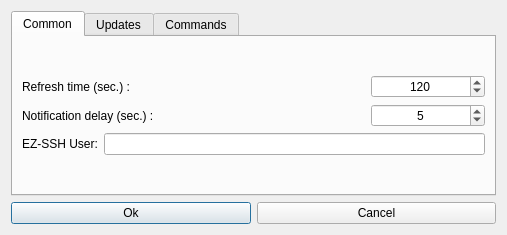
Qt form hub/forms/DlgSettings.ui (subutai-io/control-center) before a commit.
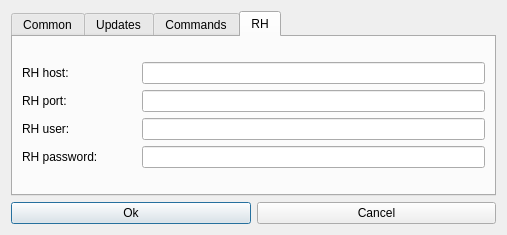
The same form after that commit. Icons and pictures are not drawn.

```diff
--- a/hub/forms/DlgSettings.ui
+++ b/hub/forms/DlgSettings.ui
@@ -44,7 +44,7 @@
      <item row="0" column="0">
       <widget class="QTabWidget" name="tabWidget">
        <property name="currentIndex">
-        <number>0</number>
+        <number>3</number>
        </property>
        <widget class="QWidget" name="tab_common">
         <attribute name="title">
@@ -255,6 +255,61 @@
          </item>
         </layout>
        </widget>
+       <widget class="QWidget" name="tab_rh_ip">
+        <attribute name="title">
+         <string>RH</string>
+        </attribute>
+        <layout class="QVBoxLayout" name="verticalLayout_5">
+         <item>
+          <layout class="QGridLayout" name="gridLayout_8" columnstretch="1,3">
+           <item row="0" column="0">
+            <widget class="QLabel" name="lbl_rhip_host">
+             <property name="text">
+              <string>RH host:</string>
+             </property>
+            </widget>
+           </item>
+           <item row="0" column="1">
+            <widget class="QLineEdit" name="le_rhip_host"/>
+           </item>
+           <item row="1" column="1">
+            <widget class="QLineEdit" name="le_rhip_port"/>
+           </item>
+           <item row="2" column="0">
+            <widget class="QLabel" name="lbl_rhip_user">
+             <property name="text">
+              <string>RH user:</string>
+             </property>
+            </widget>
+           </item>
+           <item row="2" column="1">
+            <widget class="QLineEdit" name="le_rhip_user"/>
+           </item>
+           <item row="3" column="0">
+            <widget class="QLabel" name="lbl_rhip_pass">
+             <property name="text">
+              <string>RH password:</string>
+             </property>
+            </widget>
+           </item>
+           <item row="3" column="1">
+            <widget class="QLineEdit" name="le_rhip_password">
+             <property name="echoMode">
+              <enum>QLineEdit::Password</enum>
+             </property>
+            </widget>
+           </item>
+           <item row="1" column="0">
+            <widget class="QLabel" name="lbl_rhip_port">
+             <property name="text">
+              <string>RH port:</string>
+             </property>
+            </widget>
+           </item>
+          </layout>
+         </item>
+        </layout>
+       </widget>
       </widget>
      </item>
     </layout>
```
